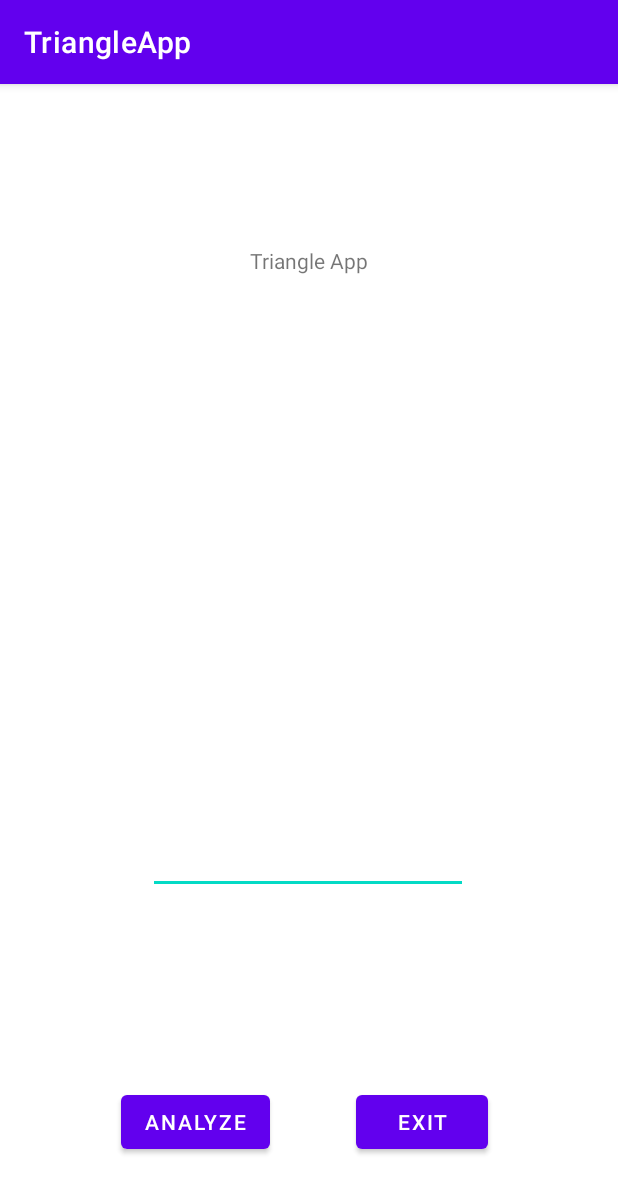
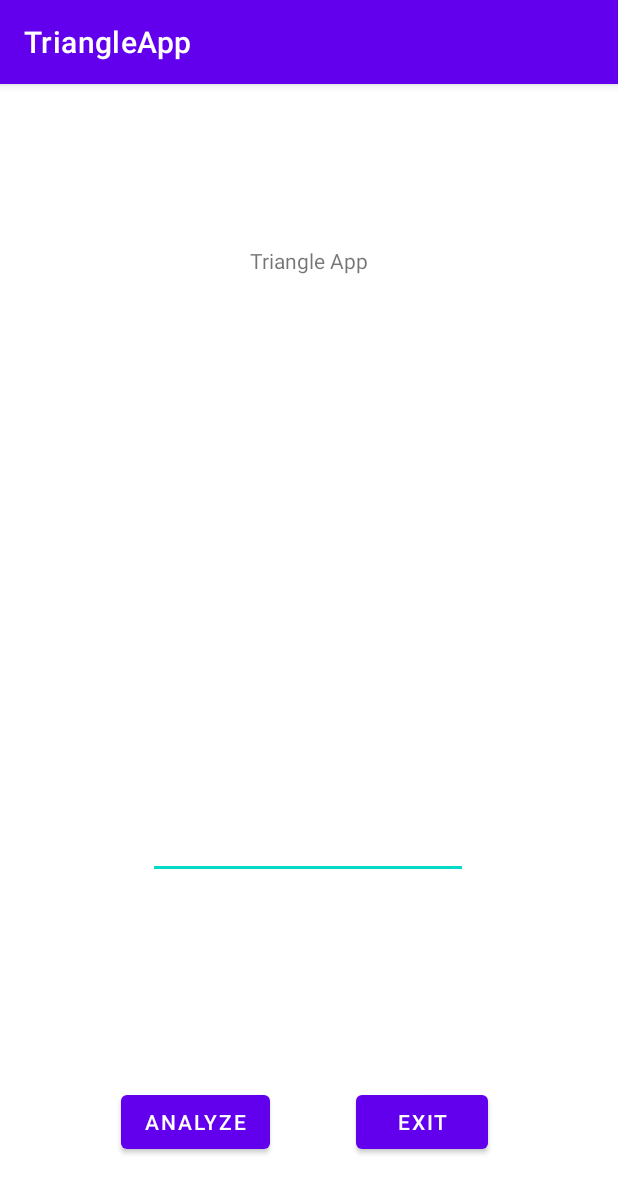
Before and after one commit to gvasquez11/TriangleApp, an Android app: the screen it shows after launch (MainActivity), after a tap on "ANALYZE", on a phone screen of 412 x 824 dp. Shown: the top 1193 px of the screen. Run offline under Robolectric (Android 15) with nearby library versions, the phone set to English and light mode, and no system bars.

Commit message:
Finished all tasks for Sprint 3

```diff
--- a/app/src/main/java/com/example/triangleapp/MainActivity.kt
+++ b/app/src/main/java/com/example/triangleapp/MainActivity.kt
@@ -40,6 +40,7 @@ class MainActivity : AppCompatActivity() {
         }
 
         analyzeAnswer.setOnClickListener {
+            answer.setText("")
 
             if (inputValue.text.toString() == "0") {
                 builder.show()
--- a/app/src/main/res/layout/activity_main.xml
+++ b/app/src/main/res/layout/activity_main.xml
@@ -20,9 +20,10 @@
     <TextView
         android:id="@+id/Result"
         android:layout_width="268dp"
-        android:layout_height="40dp"
+        android:layout_height="50dp"
         android:layout_marginBottom="40dp"
         android:gravity="center"
+        android:textAppearance="@style/TextAppearance.AppCompat.Large"
         app:layout_constraintBottom_toTopOf="@+id/button2"
         app:layout_constraintEnd_toEndOf="parent"
         app:layout_constraintHorizontal_bias="0.496"
```
